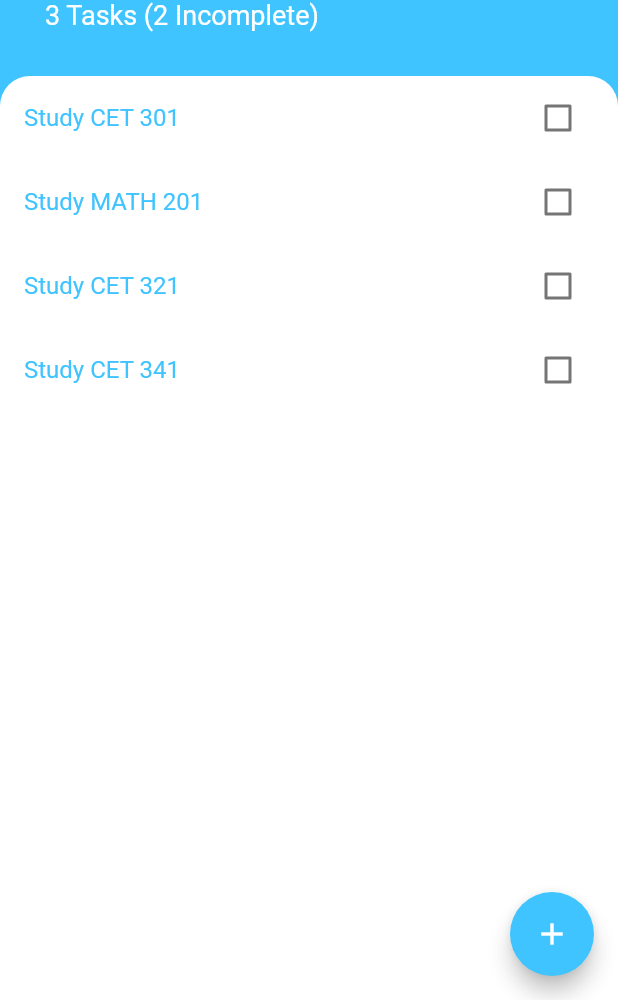
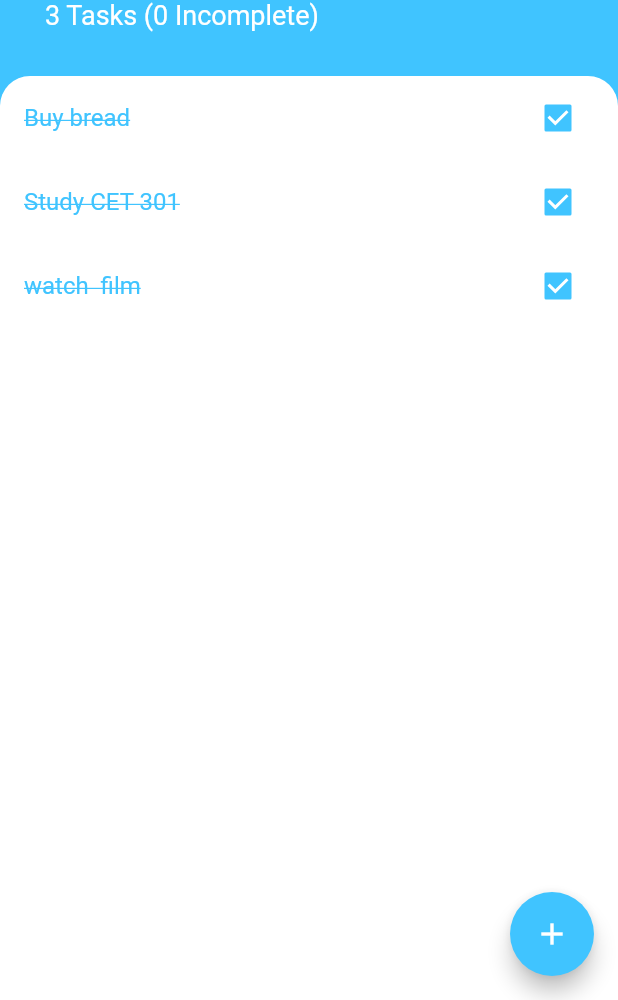
Before and after one commit to emreyildirim99/emre_yildirim_hw5, a Flutter app: the screen it shows after launch, on a phone screen of 412 x 824 dp, the part 236-1236 px from its top. Run offline on Flutter 3.47's test engine with Material 2 defaults, Android fonts, the phone set to English and light mode, and no system bars.

```diff
--- /dev/null
+++ b/lib/models/task_item.dart
@@ -0,0 +1,5 @@
+class TaskItem {
+  String title;
+  bool isDone;
+  TaskItem({this.title, this.isDone});
+}
--- /dev/null
+++ b/lib/models/task_repository.dart
@@ -0,0 +1,42 @@
+import 'package:cet_todo_app/models/task_item.dart';
+import 'package:flutter/cupertino.dart';
+import 'dart:collection';
+
+class TaskRepository extends ChangeNotifier {
+  List<TaskItem> tasks = [];
+
+  TaskRepository() {
+    addTask(TaskItem(title: "Buy bread", isDone: true));
+    addTask(TaskItem(title: "Study CET 301", isDone: true));
+    addTask(TaskItem(title: "watch  film", isDone: true));
+  }
+  int taskCount() {
+    return tasks.length;
+  }
+
+  int incompleteTaskCount() {
+    //int count=0;
+    //for (var t in tasks) {
+    //  if(!t.isDone) count=count+1;
+    //}
+    //return count;
+    return tasks.where((t) => !t.isDone).length;
+  }
+
+  void addTask(TaskItem task) {
+    tasks.add(task);
+
+    notifyListeners();
+  }
+
+  void toggleTask(TaskItem task) {
+    task.isDone = !task.isDone;
+
+    notifyListeners();
+  }
+
+  void deleteTask(TaskItem task) {
+    tasks.remove(task);
+    notifyListeners();
+  }
+}
--- a/lib/screens/main_screen.dart
+++ b/lib/screens/main_screen.dart
@@ -1,5 +1,8 @@
+import 'package:cet_todo_app/models/task_repository.dart';
 import 'package:cet_todo_app/screens/add_task_screen.dart';
 import 'package:flutter/material.dart';
+import '../widgets/task_list.dart';
+import 'package:provider/provider.dart';
 
 class MainScreen extends StatefulWidget {
   @override
@@ -39,7 +42,7 @@ class _MainScreenState extends State<MainScreen> {
                       color: Colors.white),
                 ),
                 Text(
-                  '3 Tasks (2 Incomplete)',
+                  '${Provider.of<TaskRepository>(context).taskCount()} Tasks (${Provider.of<TaskRepository>(context).incompleteTaskCount()} Incomplete)',
                   style: TextStyle(
                     fontSize: 18,
                     color: Colors.white,
@@ -57,60 +60,7 @@ class _MainScreenState extends State<MainScreen> {
                 ),
                 color: Colors.white,
               ),
-              child: ListView(children: [
-                ListTile(
-                  title: Text(
-                    'Study CET 301',
-                    style: TextStyle(color: Colors.lightBlueAccent),
-                  ),
-                  trailing: Checkbox(
-                    value: false,
-                    activeColor: Colors.lightBlueAccent,
-                    onChanged: (value) {
-                      print(value);
-                    },
-                  ),
-                ),
-                ListTile(
-                  title: Text(
-                    'Study MATH 201',
-                    style: TextStyle(color: Colors.lightBlueAccent),
-                  ),
-                  trailing: Checkbox(
-                    value: false,
-                    activeColor: Colors.lightBlueAccent,
-                    onChanged: (value) {
-                      print(value);
-                    },
-                  ),
-                ),
-                ListTile(
-                  title: Text(
-                    'Study CET 321',
-                    style: TextStyle(color: Colors.lightBlueAccent),
-                  ),
-                  trailing: Checkbox(
-                    value: false,
-                    activeColor: Colors.lightBlueAccent,
-                    onChanged: (value) {
-                      print(value);
-                    },
-                  ),
-                ),
-                ListTile(
-                  title: Text(
-                    'Study CET 341',
-                    style: TextStyle(color: Colors.lightBlueAccent),
-                  ),
-                  trailing: Checkbox(
-                    value: false,
-                    activeColor: Colors.lightBlueAccent,
-                    onChanged: (value) {
-                      print(value);
-                    },
-                  ),
-                ),
-              ]),
+              child: TaskList(),
             ),
           )
         ],
--- /dev/null
+++ b/lib/widgets/task_list.dart
@@ -0,0 +1,81 @@
+import 'package:cet_todo_app/models/task_repository.dart';
+import 'package:flutter/cupertino.dart';
+import 'package:flutter/material.dart';
+import 'task_tile.dart';
+import 'package:provider/provider.dart';
+import 'dart:io';
+
+class TaskList extends StatelessWidget {
+  const TaskList({
+    Key key,
+  }) : super(key: key);
+
+  @override
+  Widget build(BuildContext context) {
+    return Consumer<TaskRepository>(
+      builder: (context, taskRepository, child) {
+        return ListView.builder(
+            itemCount: taskRepository.taskCount(),
+            itemBuilder: (context, index) {
+              var task = taskRepository.tasks[index];
+              return TaskTile(
+                title: task.title,
+                isDone: task.isDone,
+                onCheckboxClicked: (value) {
+                  taskRepository.toggleTask(task);
+                },
+                onLongPress: () async {
+                  if (Platform.isIOS)
+                    await showCupertinoDialog(
+                        context: context,
+                        builder: (context) => CupertinoAlertDialog(
+                              title: Text('Confirmation'),
+                              content: Text(
+                                  'Are you sure to delete ${task.title}?\nThis action is unreversible!'),
+                              actions: [
+                                CupertinoDialogAction(
+                                  child: Text('Yes'),
+                                  onPressed: () {
+                                    taskRepository.deleteTask(task);
+                                    Navigator.of(context).pop();
+                                  },
+                                ),
+                                CupertinoDialogAction(
+                                  child: Text('No'),
+                                  onPressed: () {
+                                    Navigator.of(context).pop();
+                                  },
+                                ),
+                              ],
+                            ));
+                  else {
+                    await showDialog(
+                        context: context,
+                        builder: (context) => AlertDialog(
+                              title: Text('Confirmation'),
+                              content: Text(
+                                  'Are you sure to delete ${task.title}?\nThis action is unreversible!'),
+                              actions: [
+                                FlatButton(
+                                  child: Text('Yes'),
+                                  onPressed: () {
+                                    taskRepository.deleteTask(task);
+                                    Navigator.of(context).pop();
+                                  },
+                                ),
+                                FlatButton(
+                                  child: Text('No'),
+                                  onPressed: () {
+                                    Navigator.of(context).pop();
+                                  },
+                                ),
+                              ],
+                            ));
+                  }
+                },
+              );
+            });
+      },
+    );
+  }
+}
--- /dev/null
+++ b/lib/widgets/task_tile.dart
@@ -0,0 +1,34 @@
+import 'package:flutter/material.dart';
+
+class TaskTile extends StatelessWidget {
+  final String title;
+  final bool isDone;
+  final Function onCheckboxClicked;
+  final Function onLongPress;
+  const TaskTile({
+    this.title,
+    this.isDone,
+    this.onCheckboxClicked,
+    this.onLongPress,
+    Key key,
+  }) : super(key: key);
+
+  @override
+  Widget build(BuildContext context) {
+    return ListTile(
+      onLongPress: onLongPress,
+      title: Text(
+        this.title,
+        style: TextStyle(
+          color: Colors.lightBlueAccent,
+          decoration: isDone ? TextDecoration.lineThrough : null,
+        ),
+      ),
+      trailing: Checkbox(
+        value: isDone,
+        activeColor: Colors.lightBlueAccent,
+        onChanged: onCheckboxClicked,
+      ),
+    );
+  }
+}
--- a/pubspec.yaml
+++ b/pubspec.yaml
@@ -28,6 +28,7 @@ dependencies:
   # The following adds the Cupertino Icons font to your application.
   # Use with the CupertinoIcons class for iOS style icons.
   cupertino_icons: ^1.0.0
+  provider: ^4.3.2+3
 
 dev_dependencies:
   flutter_test:
```
Also changed, not shown: lib/main.dart (+7 -2 lines), lib/screens/add_task_screen.dart (+16 -1 lines), pubspec.lock.
